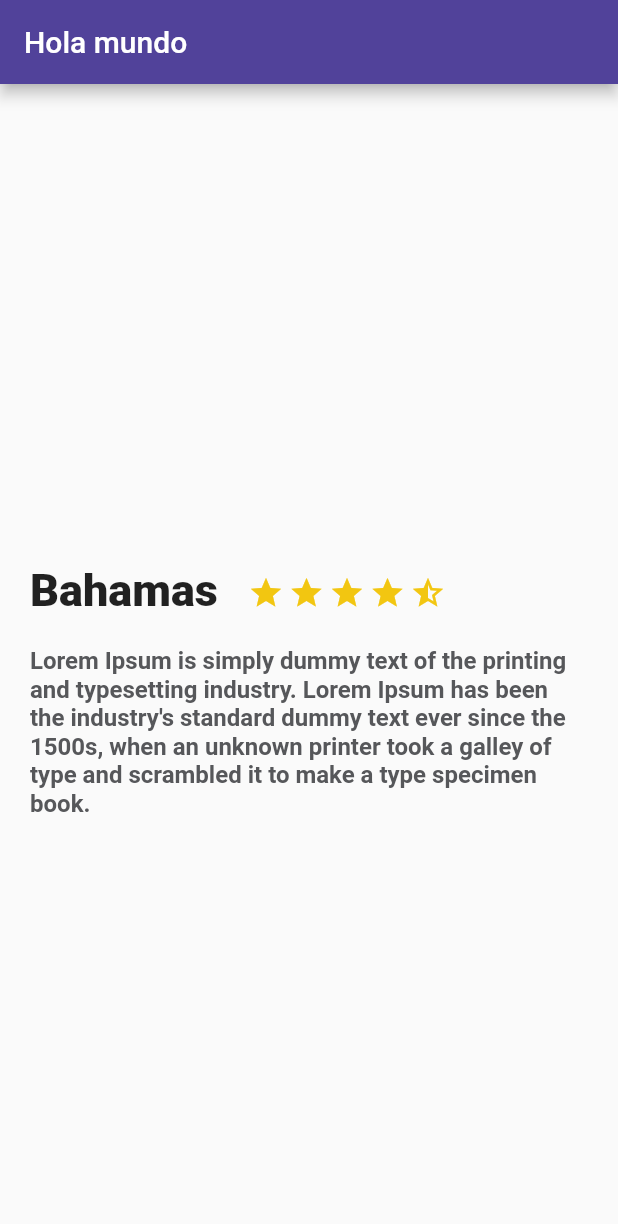
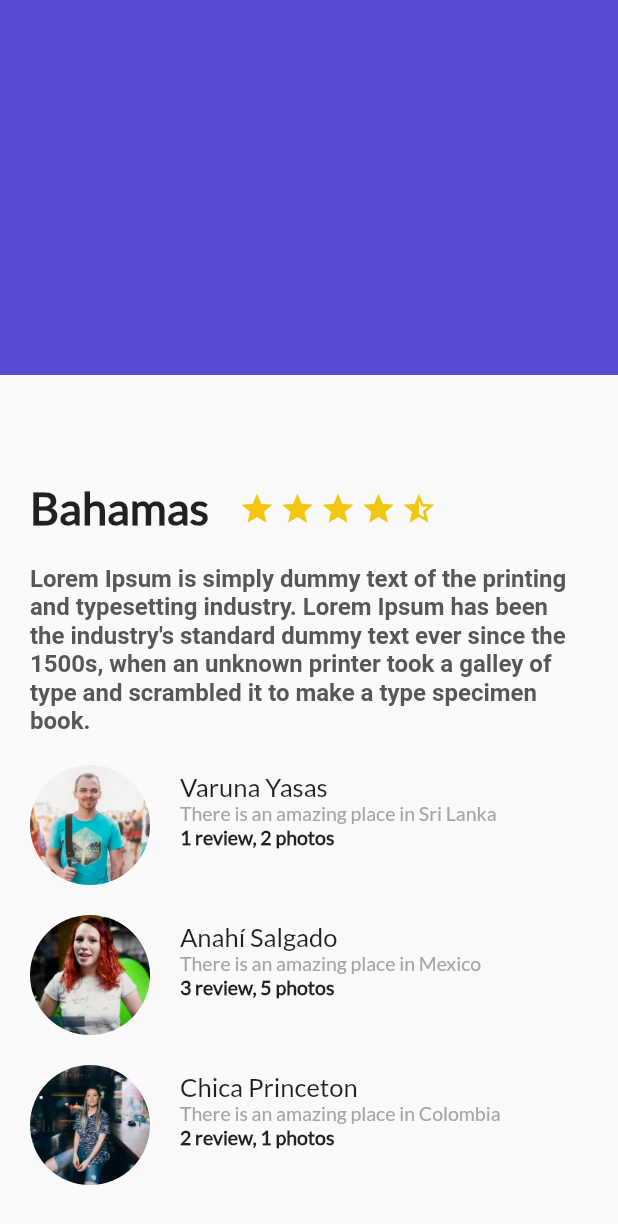
Before and after one commit to KarlosPerez/flutter_trips_app, a Flutter app: the screen it shows after launch, on a phone screen of 412 x 824 dp. Shown: the top 1224 px of the screen. Run offline on Flutter 3.47's test engine with Material 2 defaults, Android fonts, the phone set to English and light mode, and no system bars.

Commit message:
- Se implementa la lista de comentarios - Se crea el gradiente y se agrega a la interfaz

```diff
--- a/lib/description_place.dart
+++ b/lib/description_place.dart
@@ -60,6 +60,7 @@ class DescriptionPlace extends StatelessWidget {
           child: Text(
             namePlace,
             style: TextStyle(
+              fontFamily: "Lato",
               fontSize: 30.0,
               fontWeight: FontWeight.w900
             ),
--- /dev/null
+++ b/lib/gradient_back.dart
@@ -0,0 +1,25 @@
+import 'package:flutter/material.dart';
+
+class GradientBack extends StatelessWidget {
+
+
+  @override
+  Widget build(BuildContext context) {
+    // TODO: implement build
+    return Container(
+      height: 250.0,
+      decoration: BoxDecoration(
+        gradient: LinearGradient(
+            colors: [
+              Color(0xFF4268D3),
+              Color(0xFF584CD1)
+            ],
+        begin: FractionalOffset(1.0, 0.6),
+        end: FractionalOffset(1.0, 0.6),
+        stops: [0.0,0.6],
+        tileMode: TileMode.clamp)
+      ),
+    );
+  }
+
+}
--- a/lib/main.dart
+++ b/lib/main.dart
@@ -1,5 +1,8 @@
 import 'package:flutter/material.dart';
 import 'package:flutter_trips_app/description_place.dart';
+import 'package:flutter_trips_app/review.dart';
+import 'package:flutter_trips_app/review_list.dart';
+import 'package:flutter_trips_app/gradient_back.dart';
 
 void main() => runApp(MyApp());
 
@@ -24,12 +27,19 @@ class MyApp extends StatelessWidget {
         primarySwatch: Colors.red,
       ),
       home: Scaffold(
-          appBar : AppBar(
-            title: Text("Hola mundo"),
-            backgroundColor: Color.fromRGBO(81, 66, 154, 1),
+          //body: new DescriptionPlace("Bahamas", 4, descriptionDummy),
+          body: Stack(
+            children: <Widget>[
+              ListView(
+                children: <Widget>[
+                  DescriptionPlace("Bahamas", 4, descriptionDummy),
+                  ReviewList()
+                ],
+              ),
+              GradientBack()
+            ],
           ),
-          body: new DescriptionPlace("Bahamas", 4, descriptionDummy),
-            )
+      )
     );
   }
 }
--- /dev/null
+++ b/lib/review.dart
@@ -0,0 +1,95 @@
+import 'package:flutter/material.dart';
+
+class Review extends StatelessWidget {
+
+  String pathImage = "assets/img/people.jpg";
+  String name = "Varuma Yasas";
+  String details = "1 review, 5 photos";
+  String comment = "There is an amazing place in Sri Lanka";
+
+  //Constructor
+  Review(this.pathImage, this.name, this.details, this.comment);
+
+  @override
+  Widget build(BuildContext context) {
+
+    final userComment = Container(
+      margin: EdgeInsets.only(
+          left: 20.0
+      ),
+      child: Text(
+          details,
+          textAlign: TextAlign.left,
+          style: TextStyle(
+              fontSize: 13.0,
+              fontFamily: "Lato",
+              fontWeight: FontWeight.w900
+          )
+      ),
+    );
+
+    final userInfo = Container(
+      margin: EdgeInsets.only(
+          left: 20.0
+      ),
+      child: Text(
+          comment,
+          textAlign: TextAlign.left,
+          style: TextStyle(
+              fontSize: 13.0,
+              fontFamily: "Lato",
+              color: Color(0xFFa3a5a7)
+          )
+      ),
+    );
+
+    final userName = Container(
+      margin: EdgeInsets.only(
+        left: 20.0
+      ),
+      child: Text(
+        name,
+        textAlign: TextAlign.left,
+        style: TextStyle(
+          fontSize: 17.0,
+          fontFamily: "Lato"
+        )
+      ),
+    );
+
+    final userDetails = Column(
+      //Alinear al inicio (a la izquierda)
+      crossAxisAlignment: CrossAxisAlignment.start,
+      children: <Widget>[
+        userName,
+        userInfo,
+        userComment
+      ],
+    );
+
+    final photo = Container (
+      margin: EdgeInsets.only(
+        top: 20.0,
+        left: 20.0
+      ),
+      width: 80.0,
+      height: 80.0,
+
+      decoration: BoxDecoration(
+        shape: BoxShape.circle,
+        image: DecorationImage(
+            image: AssetImage(pathImage),
+            fit: BoxFit.cover
+        )
+      ),
+    );
+
+    return Row(
+      children: <Widget>[
+        photo,
+        userDetails
+      ],
+    );
+  }
+
+}
--- /dev/null
+++ b/lib/review_list.dart
@@ -0,0 +1,20 @@
+import 'package:flutter/material.dart';
+import 'review.dart';
+
+class ReviewList extends StatelessWidget {
+
+  @override
+  Widget build(BuildContext context) {
+    // TODO: implement build
+    return Column(
+      crossAxisAlignment: CrossAxisAlignment.start,
+      children: <Widget>[
+        Review("assets/img/people.jpg", "Varuna Yasas", "1 review, 2 photos", "There is an amazing place in Sri Lanka"),
+        Review("assets/img/ann.jpg", "Anahí Salgado", "3 review, 5 photos", "There is an amazing place in Mexico"),
+        Review("assets/img/girl.jpg", "Chica Princeton", "2 review, 1 photos", "There is an amazing place in Colombia")
+
+      ],
+    );
+  }
+
+}
```
Also changed, not shown: pubspec.yaml (+9 -0 lines), assets/img/ann.jpg (added), assets/img/girl.jpg (added), assets/img/people.jpg (added).
